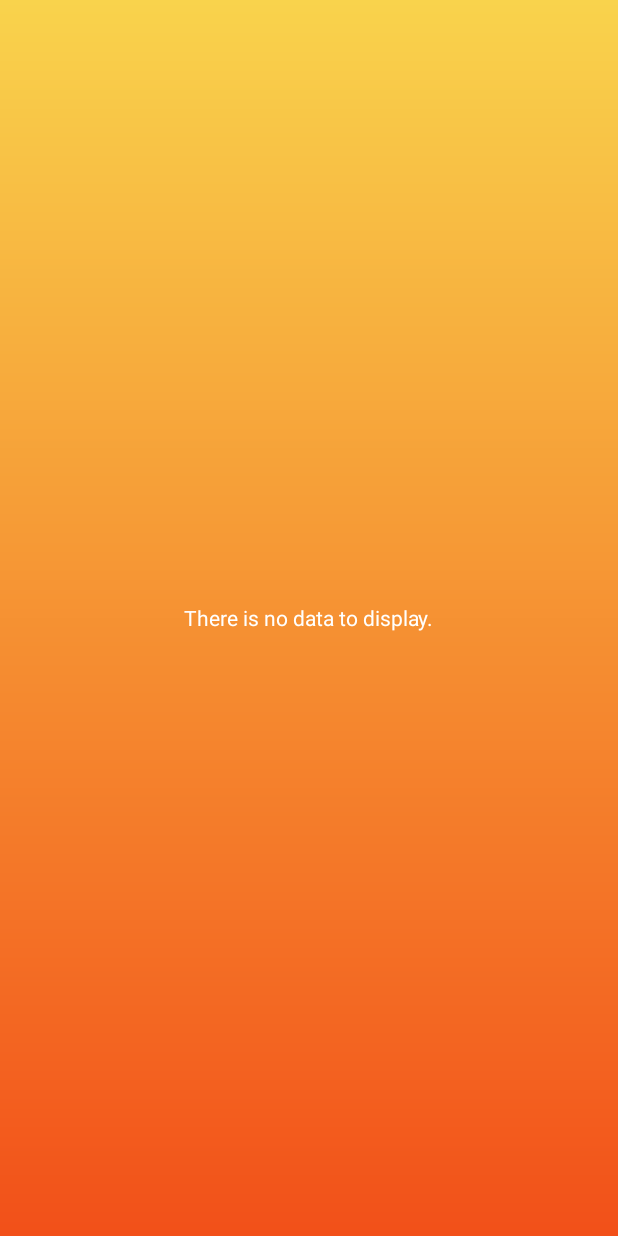
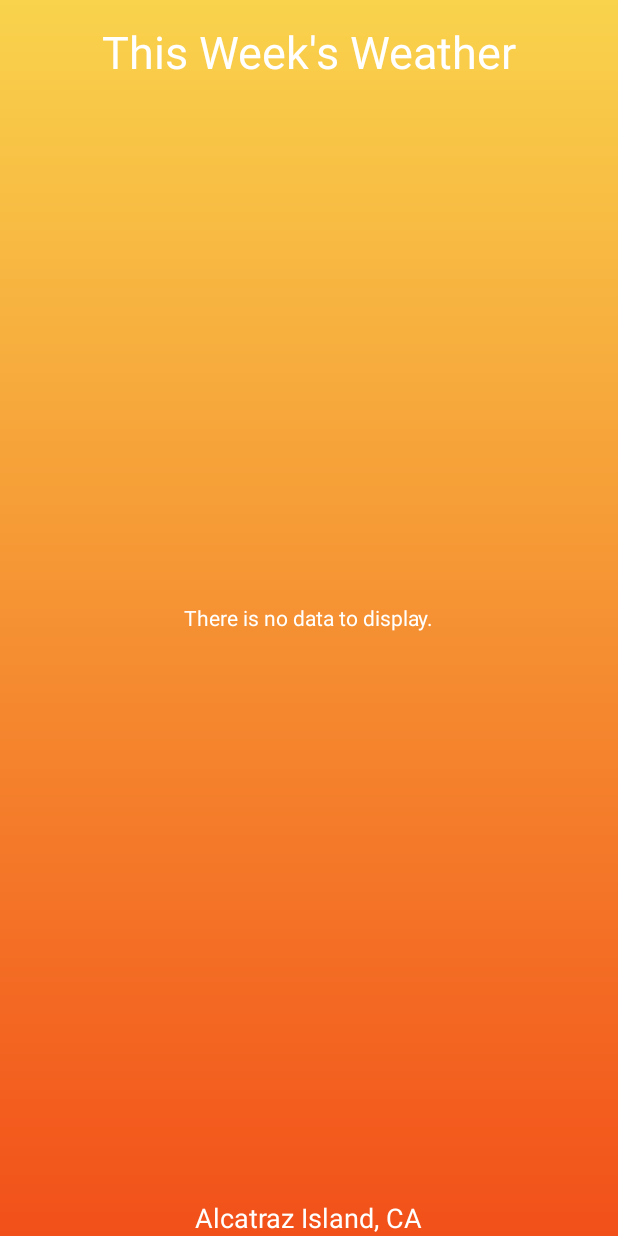
Before and after one commit to manderson727/Stormy, an Android app: the DailyForecastActivity screen opened directly, with no data from a screen before it, on a phone screen of 412 x 824 dp. Run offline under Robolectric (Android 15) with nearby library versions, the phone set to English and light mode, and no system bars; 2 statements that could not run were skipped.

Commit message:
Hourly activity, layout, adapter

```diff
--- a/app/build.gradle
+++ b/app/build.gradle
@@ -21,6 +21,7 @@ android {
 dependencies {
     implementation fileTree(dir: 'libs', include: ['*.jar'])
     implementation 'com.android.support:appcompat-v7:26.1.0'
+    implementation 'com.android.support:recyclerview-v7:26.1.0'
     implementation 'com.squareup.okhttp3:okhttp:3.9.1'
     compile 'com.jakewharton:butterknife:8.8.1'
     implementation 'com.android.support.constraint:constraint-layout:1.0.2'
--- a/app/src/main/AndroidManifest.xml
+++ b/app/src/main/AndroidManifest.xml
@@ -22,7 +22,8 @@
                 <category android:name="android.intent.category.LAUNCHER" />
             </intent-filter>
         </activity>
-        <activity android:name=".ui.DailyForecastActivity"></activity>
+        <activity android:name=".ui.DailyForecastActivity" />
+        <activity android:name=".ui.HourlyForecastActivity"></activity>
     </application>
 
 </manifest>
--- a/app/src/main/java/com/manderson/stormy/ui/DailyForecastActivity.java
+++ b/app/src/main/java/com/manderson/stormy/ui/DailyForecastActivity.java
@@ -2,6 +2,7 @@ package com.manderson.stormy.ui;
 
 import android.app.ListActivity;
 import android.content.Intent;
+import android.os.Parcelable;
 import android.support.v7.app.AppCompatActivity;
 import android.os.Bundle;
 import android.widget.ArrayAdapter;
@@ -9,6 +10,8 @@ import android.widget.ArrayAdapter;
 import com.manderson.stormy.R;
 import com.manderson.stormy.adapters.DayAdapter;
 import com.manderson.stormy.weather.Day;
+
+import java.util.Arrays;
 
 public class DailyForecastActivity extends ListActivity {
 
@@ -20,16 +23,17 @@ public class DailyForecastActivity extends ListActivity {
         setContentView(R.layout.activity_daily_forecast);
 
         Intent intent = getIntent();
-        mDays = intent.getParcelableArrayExtra(MainActivity.DAILY_FORECAST);
+        Parcelable[] parcelables = intent.getParcelableArrayExtra(MainActivity.DAILY_FORECAST);
+        mDays = Arrays.copyOf(parcelables, parcelables.length, Day[].class);
 
         DayAdapter adapter = new DayAdapter(this, mDays);
+        setListAdapter(adapter);
 
 //        String[] daysOfTheWeek = {"Sunday", "Monday", "Tuesday", "Wednesday", "Thursday", "Friday", "Saturday"};
 //        ArrayAdapter<String> adapter = new ArrayAdapter<String>(this,
 //                android.R.layout.simple_list_item_1,
 //                daysOfTheWeek);
 //
-//        setListAdapter(adapter);
 
 
     }
--- a/app/src/main/res/layout/activity_daily_forecast.xml
+++ b/app/src/main/res/layout/activity_daily_forecast.xml
@@ -12,18 +12,46 @@
         android:id="@android:id/list"
         android:layout_width="match_parent"
         android:layout_height="match_parent"
+        android:layout_alignParentTop="false"
         android:layout_alignParentLeft="true"
         android:layout_alignParentStart="true"
-        android:layout_alignParentTop="true" >
+        android:layout_below="@+id/thisWeekLabel"
+        android:layout_above="@+id/locationLabel"
+        android:layout_marginTop="8dp"
+        android:layout_marginBottom="8dp"
+        android:divider="@null"
+        android:dividerHeight="0dp">
     </ListView>
 
     <TextView
         android:id="@android:id/empty"
+        android:text="@string/no_daily_forecast_data"
         android:layout_width="wrap_content"
         android:layout_height="wrap_content"
         android:layout_centerHorizontal="true"
         android:layout_centerVertical="true"
-        android:text="@string/no_daily_forecast_data"
         android:textColor="#FFFFFFFF" />
 
+
+    <TextView
+        android:id="@+id/thisWeekLabel"
+        android:layout_width="wrap_content"
+        android:layout_height="wrap_content"
+        android:layout_alignParentTop="true"
+        android:layout_centerHorizontal="true"
+        android:layout_marginTop="14dp"
+        android:text="This Week's Weather"
+        android:textColor="#FFFFFFFF"
+        android:textSize="30sp" />
+
+    <TextView
+        android:id="@+id/locationLabel"
+        android:layout_width="wrap_content"
+        android:layout_height="wrap_content"
+        android:layout_alignParentBottom="true"
+        android:layout_centerHorizontal="true"
+        android:text="Alcatraz Island, CA"
+        android:textColor="#FFFFFFFF"
+        android:textSize="18sp" />
+
 </RelativeLayout>
```
Also changed, not shown: app/src/main/java/com/manderson/stormy/adapters/DayAdapter.java (+6 -1 lines), app/src/main/java/com/manderson/stormy/adapters/HourAdapter.java (added, +49 -0 lines), app/src/main/java/com/manderson/stormy/ui/HourlyForecastActivity.java (added, +27 -0 lines), app/src/main/java/com/manderson/stormy/ui/MainActivity.java (+16 -0 lines), app/src/main/java/com/manderson/stormy/weather/Day.java (+25 -0 lines), app/src/main/java/com/manderson/stormy/weather/Hour.java (+42 -1 lines), app/src/main/res/layout/activity_hourly_forecast.xml (added, +16 -0 lines), app/src/main/res/layout/daily_list_item.xml (+14 -12 lines), app/src/main/res/layout/hourly_list_item.xml (added, +59 -0 lines).
